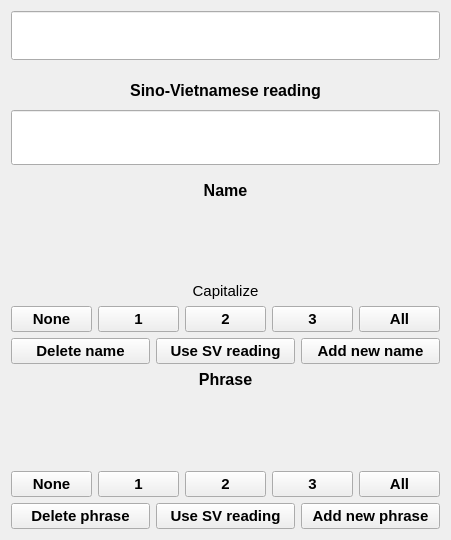
Old version of the form components/dictpopup.ui in the repository masceron/Hanvi.
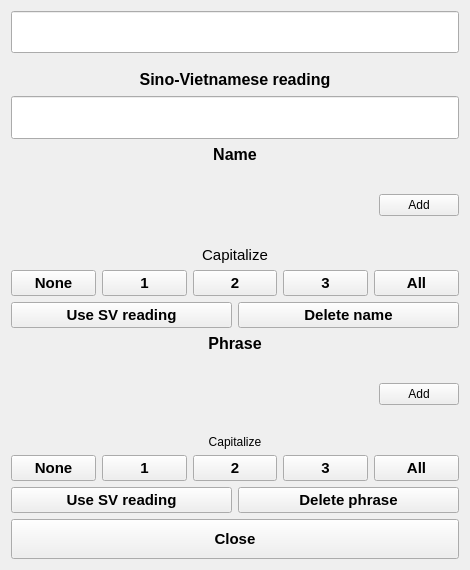
New version of the form. Custom widgets are drawn as their Qt base class.

Diff of the .ui file:
```diff
--- a/components/dictpopup.ui
+++ b/components/dictpopup.ui
@@ -6,26 +6,26 @@
    <rect>
     <x>0</x>
     <y>0</y>
-    <width>451</width>
-    <height>540</height>
+    <width>470</width>
+    <height>570</height>
    </rect>
   </property>
   <property name="minimumSize">
    <size>
-    <width>412</width>
-    <height>540</height>
+    <width>470</width>
+    <height>570</height>
    </size>
   </property>
   <property name="maximumSize">
    <size>
-    <width>451</width>
-    <height>540</height>
+    <width>470</width>
+    <height>570</height>
    </size>
   </property>
   <property name="windowTitle">
    <string>DictPopup</string>
   </property>
-  <layout class="QVBoxLayout" name="verticalLayout_2" stretch="1,2,3,3">
+  <layout class="QVBoxLayout" name="verticalLayout_3" stretch="1,2,4,4,1">
    <item>
     <widget class="QLineEdit" name="original">
      <property name="sizePolicy">
@@ -123,13 +123,7 @@
     </layout>
    </item>
    <item>
-    <layout class="QVBoxLayout" name="nm" stretch="1,0,1,1,1">
-     <property name="topMargin">
-      <number>10</number>
-     </property>
-     <property name="bottomMargin">
-      <number>0</number>
-     </property>
+    <layout class="QVBoxLayout" name="nm">
      <item>
       <widget class="QLabel" name="label_2">
        <property name="font">
@@ -152,6 +146,8 @@
       </widget>
      </item>
      <item>
+      <layout class="QHBoxLayout" name="horizontalLayout_2" stretch="1,0">
+       <item>
       <widget class="ChipList" name="list_names">
        <property name="acceptDrops">
         <bool>true</bool>
@@ -184,6 +180,27 @@
         <set>Qt::DropAction::MoveAction</set>
        </property>
       </widget>
+       </item>
+       <item>
+        <widget class="QPushButton" name="add_name">
+         <property name="sizePolicy">
+          <sizepolicy hsizetype="Minimum" vsizetype="Fixed">
+           <horstretch>0</horstretch>
+           <verstretch>0</verstretch>
+          </sizepolicy>
+         </property>
+         <property name="focusPolicy">
+          <enum>Qt::FocusPolicy::NoFocus</enum>
+         </property>
+         <property name="styleSheet">
+          <string notr="true"/>
+         </property>
+         <property name="text">
+          <string>Add</string>
+         </property>
+        </widget>
+       </item>
+      </layout>
      </item>
      <item>
       <widget class="QLabel" name="label">
@@ -348,20 +365,6 @@
      </item>
      <item>
       <layout class="QHBoxLayout" name="horizontalLayout_3">
-       <item>
-        <widget class="QPushButton" name="delete_node_name">
-         <property name="styleSheet">
-          <string notr="true">font-size: 11pt;
-font-weight: bold;</string>
-         </property>
-         <property name="text">
-          <string>Delete name</string>
-         </property>
-         <property name="autoDefault">
-          <bool>false</bool>
-         </property>
-        </widget>
-       </item>
        <item>
         <widget class="QPushButton" name="use_sv_reading_name">
          <property name="sizePolicy">
@@ -392,16 +395,16 @@
         </widget>
        </item>
        <item>
-        <widget class="QPushButton" name="add_name">
-         <property name="focusPolicy">
-          <enum>Qt::FocusPolicy::NoFocus</enum>
-         </property>
+        <widget class="QPushButton" name="delete_node_name">
          <property name="styleSheet">
           <string notr="true">font-size: 11pt;
 font-weight: bold;</string>
          </property>
          <property name="text">
-          <string>Add new name</string>
+          <string>Delete name</string>
+         </property>
+         <property name="autoDefault">
+          <bool>false</bool>
          </property>
         </widget>
        </item>
@@ -428,6 +431,8 @@
       </widget>
      </item>
      <item>
+      <layout class="QHBoxLayout" name="horizontalLayout_6" stretch="1,0">
+       <item>
       <widget class="ChipList" name="list_phrases">
        <property name="acceptDrops">
         <bool>true</bool>
@@ -455,6 +460,34 @@
        </property>
        <property name="supportedDragActions">
         <set>Qt::DropAction::MoveAction</set>
+         </property>
+        </widget>
+       </item>
+       <item>
+        <widget class="QPushButton" name="add_phrase">
+         <property name="focusPolicy">
+          <enum>Qt::FocusPolicy::NoFocus</enum>
+         </property>
+         <property name="styleSheet">
+          <string notr="true"/>
+         </property>
+         <property name="text">
+          <string>Add</string>
+         </property>
+        </widget>
+       </item>
+      </layout>
+     </item>
+     <item>
+      <widget class="QLabel" name="label_5">
+       <property name="styleSheet">
+        <string notr="true">font: 11pt &quot;Segoe UI&quot;;</string>
+       </property>
+       <property name="text">
+        <string>Capitalize</string>
+       </property>
+       <property name="alignment">
+        <set>Qt::AlignmentFlag::AlignCenter</set>
        </property>
       </widget>
      </item>
@@ -579,6 +612,20 @@
      </item>
      <item>
       <layout class="QHBoxLayout" name="horizontalLayout_4">
+       <item>
+        <widget class="QPushButton" name="use_sv_reading_phrase">
+         <property name="focusPolicy">
+          <enum>Qt::FocusPolicy::NoFocus</enum>
+         </property>
+         <property name="styleSheet">
+          <string notr="true">font-size: 11pt;
+font-weight: bold;</string>
+         </property>
+         <property name="text">
+          <string>Use SV reading</string>
+         </property>
+        </widget>
+       </item>
        <item>
         <widget class="QPushButton" name="delete_node_phrase">
          <property name="styleSheet">
@@ -593,37 +640,29 @@
          </property>
         </widget>
        </item>
-       <item>
-        <widget class="QPushButton" name="use_sv_reading_phrase">
-         <property name="focusPolicy">
-          <enum>Qt::FocusPolicy::NoFocus</enum>
-         </property>
-         <property name="styleSheet">
-          <string notr="true">font-size: 11pt;
-font-weight: bold;</string>
-         </property>
-         <property name="text">
-          <string>Use SV reading</string>
-         </property>
-        </widget>
-       </item>
+      </layout>
+     </item>
+    </layout>
+   </item>
        <item>
-        <widget class="QPushButton" name="add_phrase">
-         <property name="focusPolicy">
-          <enum>Qt::FocusPolicy::NoFocus</enum>
+    <widget class="QPushButton" name="close_popup">
+     <property name="sizePolicy">
+      <sizepolicy hsizetype="Minimum" vsizetype="Preferred">
+       <horstretch>0</horstretch>
+       <verstretch>0</verstretch>
+      </sizepolicy>
          </property>
          <property name="styleSheet">
           <string notr="true">font-size: 11pt;
 font-weight: bold;</string>
          </property>
          <property name="text">
-          <string>Add new phrase</string>
-         </property>
-        </widget>
-       </item>
-      </layout>
-     </item>
-    </layout>
+      <string>Close</string>
+     </property>
+     <property name="autoDefault">
+      <bool>false</bool>
+     </property>
+    </widget>
    </item>
   </layout>
  </widget>
```
Left out of the diff: 8 changed lines with no effect on the pictures. Lines whose indentation alone changed are shown as unchanged.
